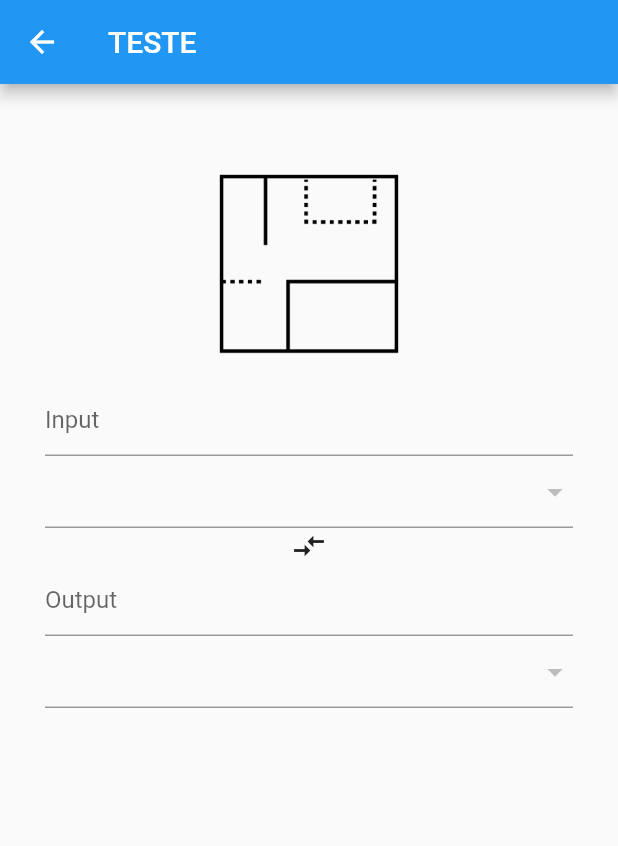
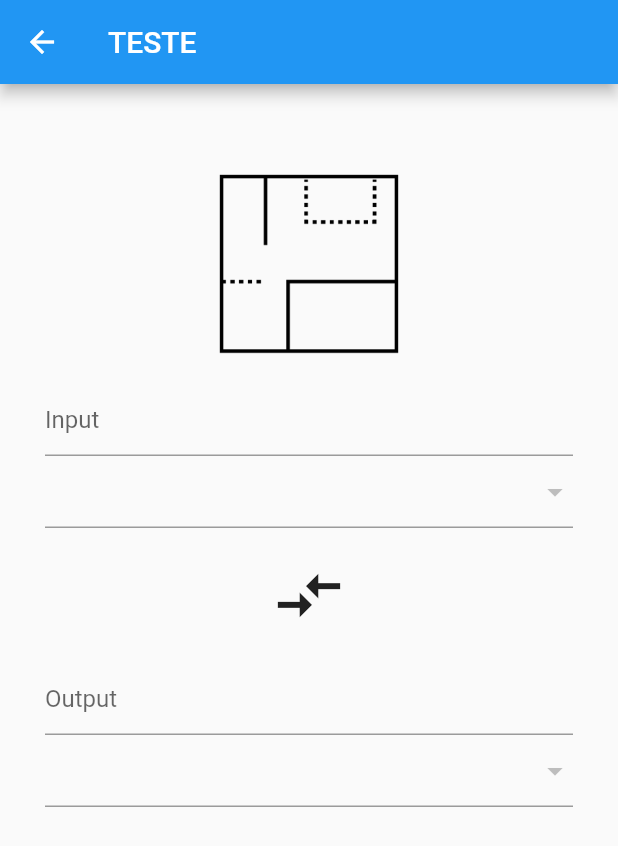
Before and after one commit to emiliosheinz/flutter-unity-converter, a Flutter app: the CalculatePage screen opened directly, on a phone screen of 412 x 824 dp. Shown: the top 846 px of the screen. Run offline on Flutter 3.47's test engine with Material 2 defaults, Android fonts, the phone set to English and light mode, and no system bars.

Commit message:
Adding space between inputs

```diff
--- a/unity_converter/lib/pages/calculate.dart
+++ b/unity_converter/lib/pages/calculate.dart
@@ -28,7 +28,16 @@ class CalculatePage extends StatelessWidget {
                       decoration: InputDecoration(hintText: 'Input'),
                     ),
                     DropdownButtonFormField(),
-                    Icon(Icons.compare_arrows),
+                    SizedBox(
+                      height: 20,
+                    ),
+                    Icon(
+                      Icons.compare_arrows,
+                      size: 50,
+                    ),
+                    SizedBox(
+                      height: 20,
+                    ),
                     TextFormField(
                       decoration: InputDecoration(hintText: 'Output'),
                     ),
```
